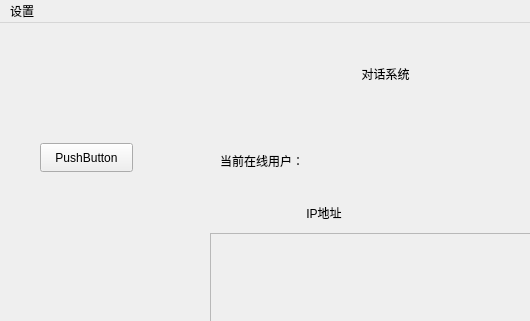
Above: intercom/mainwindow.ui from 5VegetableDog5/MyServerDemo before the change; both pictures show x 0 to 530 and y 0 to 321 of the 800 by 600 pixel window. Below: the same form after it.
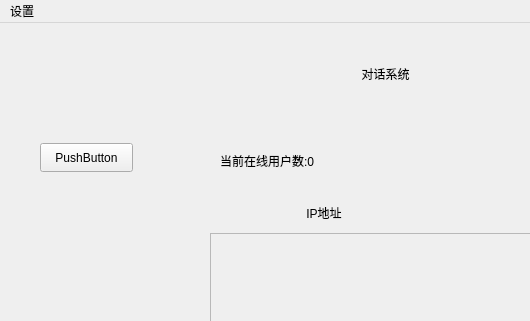
That is the form after the change.

Patch:
```diff
--- a/intercom/mainwindow.ui
+++ b/intercom/mainwindow.ui
@@ -61,12 +61,12 @@
        <rect>
         <x>30</x>
         <y>10</y>
-        <width>111</width>
+        <width>141</width>
         <height>16</height>
        </rect>
       </property>
       <property name="text">
-       <string>当前在线用户：</string>
+       <string>当前在线用户数:0</string>
       </property>
      </widget>
      <widget class="QScrollArea" name="onlineScrollArea">
```
Left out of the diff: 2 changed lines with no effect on the pictures.
